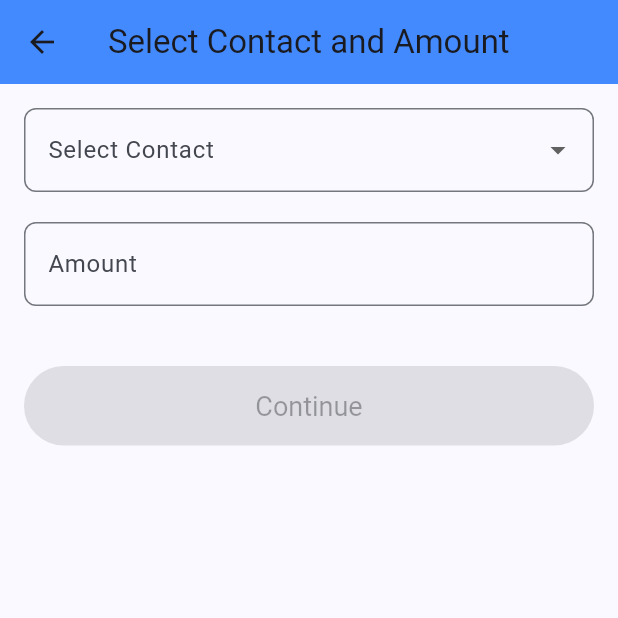
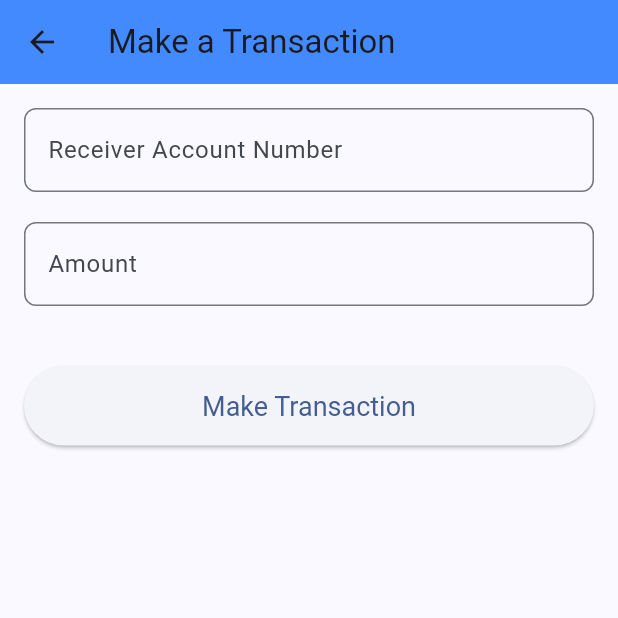
Before and after one commit to IOTA-QUIPS/QuipsMobileApp, a Flutter app: the TransactionPage screen opened by its route, on a phone screen of 412 x 824 dp, the top half of it. Run offline on Flutter 3.47's test engine with Material 3 defaults, Android fonts, the phone set to English and light mode, and no system bars; our stand-ins replace shared_preferences; accounts and stored records are empty.

Commit message:
feat: logic of transactions implemented.

```diff
--- a/lib/screens/transaction_page.dart
+++ b/lib/screens/transaction_page.dart
@@ -1,4 +1,5 @@
 import 'package:flutter/material.dart';
+import 'package:quipsapp/services/transaction_service.dart';
 
 class TransactionPage extends StatefulWidget {
   @override
@@ -6,15 +7,18 @@ class TransactionPage extends StatefulWidget {
 }
 
 class _TransactionPageState extends State<TransactionPage> {
-  final List<String> contacts = ["Alice", "Bob", "Charlie"]; // Ejemplo de contactos
-  String? selectedContact;
-  double? amount;
+  final TextEditingController _receiverAccountController = TextEditingController();
+  final TextEditingController _amountController = TextEditingController();
+  final TransactionService _transactionService = TransactionService();
+  bool _isLoading = false;
+  String _errorMessage = '';
+  String _successMessage = '';
 
   @override
   Widget build(BuildContext context) {
     return Scaffold(
       appBar: AppBar(
-        title: Text('Select Contact and Amount'),
+        title: Text('Make a Transaction'),
         backgroundColor: Colors.blueAccent,
       ),
       body: Padding(
@@ -22,27 +26,18 @@ class _TransactionPageState extends State<TransactionPage> {
         child: Column(
           crossAxisAlignment: CrossAxisAlignment.stretch,
           children: [
-            DropdownButtonFormField<String>(
+            TextFormField(
+              controller: _receiverAccountController,
               decoration: InputDecoration(
-                labelText: 'Select Contact',
+                labelText: 'Receiver Account Number',
                 border: OutlineInputBorder(
                   borderRadius: BorderRadius.circular(8.0),
                 ),
               ),
-              items: contacts.map((String contact) {
-                return DropdownMenuItem<String>(
-                  value: contact,
-                  child: Text(contact),
-                );
-              }).toList(),
-              onChanged: (value) {
-                setState(() {
-                  selectedContact = value;
-                });
-              },
             ),
             SizedBox(height: 20),
             TextFormField(
+              controller: _amountController,
               keyboardType: TextInputType.number,
               decoration: InputDecoration(
                 labelText: 'Amount',
@@ -50,25 +45,57 @@ class _TransactionPageState extends State<TransactionPage> {
                   borderRadius: BorderRadius.circular(8.0),
                 ),
               ),
-              onChanged: (value) {
-                setState(() {
-                  amount = double.tryParse(value);
-                });
-              },
             ),
             SizedBox(height: 40),
-            ElevatedButton(
-              onPressed: selectedContact != null && amount != null
-                  ? () {
-                Navigator.pushNamed(context, '/confirmation');
-              }
-                  : null,
-              child: Text('Continue'),
+            _isLoading
+                ? Center(child: CircularProgressIndicator())
+                : ElevatedButton(
+              onPressed: () async {
+                setState(() {
+                  _isLoading = true;
+                  _errorMessage = '';
+                  _successMessage = '';
+                });
+
+                // Enviar la transacción
+                final response = await _transactionService.makeTransaction(
+                  'sender_account_number',  // Obtén el número de cuenta del usuario logueado
+                  _receiverAccountController.text,
+                  double.parse(_amountController.text),
+                );
+
+                setState(() {
+                  _isLoading = false;
+                });
+
+                if (response != null && response.containsKey('error')) {
+                  setState(() {
+                    _errorMessage = response['error'];
+                  });
+                } else {
+                  setState(() {
+                    _successMessage = 'Transaction successful';
+                  });
+                }
+              },
+              child: Text('Make Transaction'),
               style: ElevatedButton.styleFrom(
                 padding: EdgeInsets.symmetric(vertical: 16.0),
                 textStyle: TextStyle(fontSize: 18),
               ),
             ),
+            if (_errorMessage.isNotEmpty)
+              Text(
+                _errorMessage,
+                style: TextStyle(color: Colors.red),
+                textAlign: TextAlign.center,
+              ),
+            if (_successMessage.isNotEmpty)
+              Text(
+                _successMessage,
+                style: TextStyle(color: Colors.green),
+                textAlign: TextAlign.center,
+              ),
           ],
         ),
       ),
```
Also changed, not shown: lib/services/transaction_service.dart (added, +41 -0 lines).
